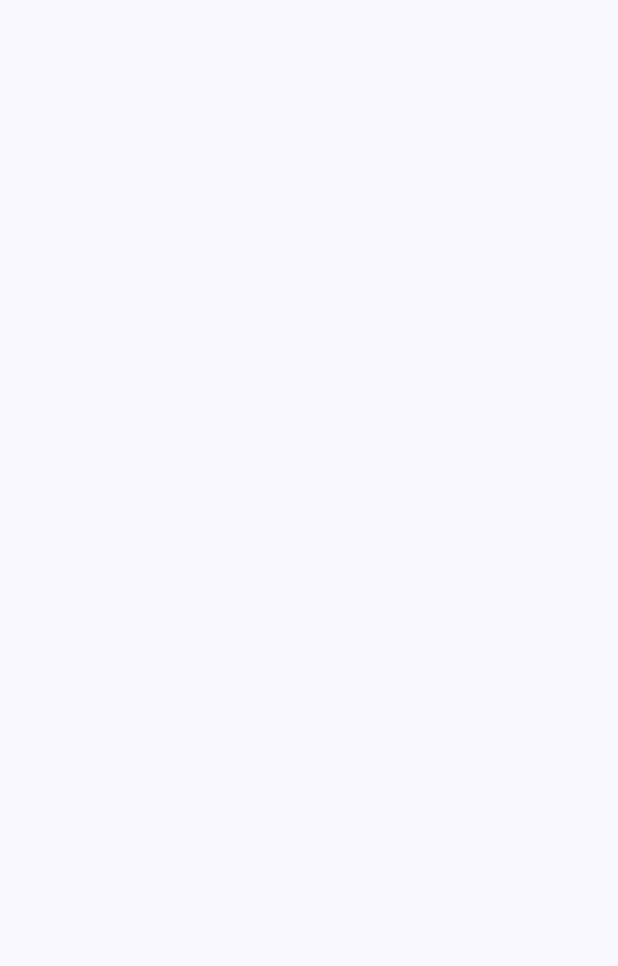
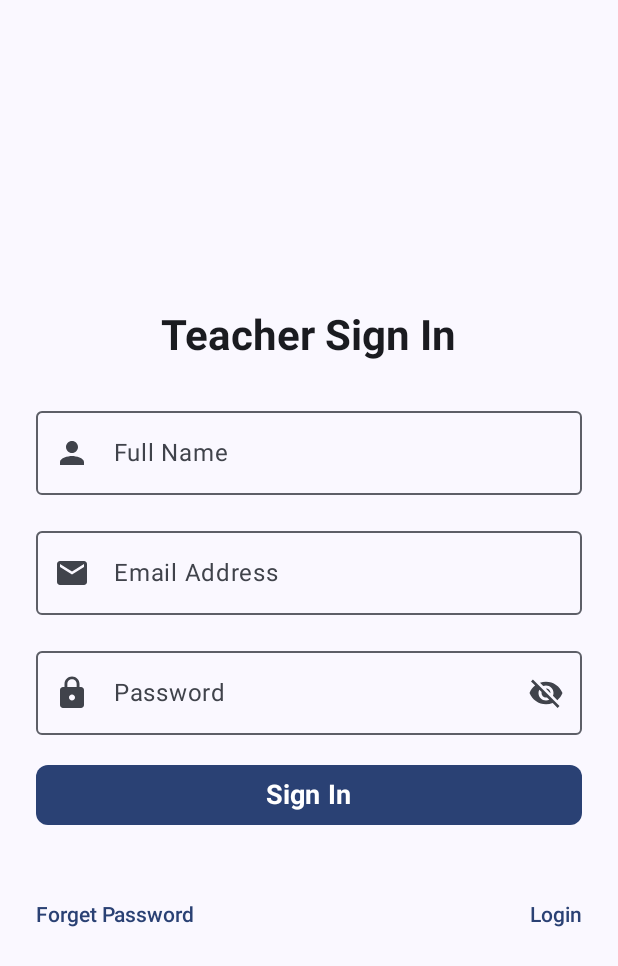
Before and after one commit to Bhargav200004/AttendanceTaker, an Android app built with Jetpack Compose: the screen it shows after launch (MainActivity), on a phone screen of 412 x 824 dp. Before the commit the part shown is empty. Shown: the top 966 px of the screen. Run offline under Robolectric (Android 15) with nearby library versions, the phone set to English and light mode, and no system bars; our stand-ins replace Dagger/Hilt's generated code; libraries missing offline, so code that uses them is left out: io.github.jan.supabase.

Commit message:
feat: signin feature

```diff
--- a/app/build.gradle.kts
+++ b/app/build.gradle.kts
@@ -69,6 +69,7 @@ dependencies {
     implementation(libs.androidx.ui.tooling.preview)
     implementation(libs.androidx.material3)
     implementation(libs.androidx.lifecycle.viewmodel.ktx)
+    implementation(libs.androidx.espresso.core)
     testImplementation(libs.junit)
     androidTestImplementation(libs.androidx.junit)
     androidTestImplementation(libs.androidx.espresso.core)
@@ -102,4 +103,8 @@ dependencies {
 
     //Serialization
     implementation(libs.kotlinx.serialization.json)
+
+
+    //extra icon
+    implementation(libs.androidx.material.icons.extended)
 }
--- a/app/src/main/AndroidManifest.xml
+++ b/app/src/main/AndroidManifest.xml
@@ -5,6 +5,7 @@
     <uses-permission android:name="android.permission.INTERNET" />
 
     <application
+        android:name=".AttendanceTakerApplication"
         android:allowBackup="true"
         android:dataExtractionRules="@xml/data_extraction_rules"
         android:fullBackupContent="@xml/backup_rules"
--- /dev/null
+++ b/app/src/main/java/com/example/attendancetaker/AttendanceTakerApplication.kt
@@ -0,0 +1,7 @@
+package com.example.attendancetaker
+
+import android.app.Application
+import dagger.hilt.android.HiltAndroidApp
+
+@HiltAndroidApp
+class AttendanceTakerApplication : Application()
--- a/app/src/main/java/com/example/attendancetaker/MainActivity.kt
+++ b/app/src/main/java/com/example/attendancetaker/MainActivity.kt
@@ -21,7 +21,9 @@ import androidx.compose.runtime.saveable.rememberSaveable
 import androidx.compose.runtime.setValue
 import androidx.compose.ui.Modifier
 import androidx.compose.ui.unit.dp
+import com.example.attendancetaker.ui.authentication.signIn.SignInScreen
 import com.example.attendancetaker.ui.theme.AttendanceTakerTheme
+import dagger.hilt.android.AndroidEntryPoint
 import io.github.jan.supabase.SupabaseClient
 import io.github.jan.supabase.createSupabaseClient
 import io.github.jan.supabase.postgrest.Postgrest
@@ -30,6 +32,7 @@ import kotlinx.coroutines.Dispatchers
 import kotlinx.coroutines.withContext
 import kotlinx.serialization.Serializable
 
+@AndroidEntryPoint
 class MainActivity : ComponentActivity() {
     override fun onCreate(savedInstanceState: Bundle?) {
         super.onCreate(savedInstanceState)
@@ -37,9 +40,7 @@ class MainActivity : ComponentActivity() {
         setContent {
             AttendanceTakerTheme {
                 Scaffold(modifier = Modifier.fillMaxSize()) { innerPadding ->
-                    Column(modifier = Modifier.padding(innerPadding)) {
-
-                    }
+                    SignInScreen(modifier = Modifier.padding(innerPadding))
                 }
             }
         }
--- /dev/null
+++ b/app/src/main/java/com/example/attendancetaker/domain/authentication/repository/IAuthentication.kt
@@ -0,0 +1,6 @@
+package com.example.attendancetaker.domain.authentication.repository
+
+interface IAuthentication {
+    suspend fun signIn (email: String, password: String): Boolean
+    suspend fun signUp (email: String, password: String): Boolean
+}
--- /dev/null
+++ b/app/src/main/java/com/example/attendancetaker/ui/authentication/signIn/SignInData.kt
@@ -0,0 +1,8 @@
+package com.example.attendancetaker.ui.authentication.signIn
+
+data class SignInData(
+    val name : String = "",
+    val email : String = "",
+    val password : String = "",
+    val passwordVisible : Boolean = false,
+)
--- /dev/null
+++ b/app/src/main/java/com/example/attendancetaker/ui/authentication/signIn/SignInScreen.kt
@@ -0,0 +1,149 @@
+package com.example.attendancetaker.ui.authentication.signIn
+
+import androidx.compose.foundation.clickable
+import androidx.compose.foundation.layout.Arrangement
+import androidx.compose.foundation.layout.Column
+import androidx.compose.foundation.layout.Row
+import androidx.compose.foundation.layout.Spacer
+import androidx.compose.foundation.layout.fillMaxSize
+import androidx.compose.foundation.layout.fillMaxWidth
+import androidx.compose.foundation.layout.height
+import androidx.compose.foundation.layout.padding
+import androidx.compose.foundation.shape.RoundedCornerShape
+import androidx.compose.material.icons.Icons
+import androidx.compose.material.icons.filled.Email
+import androidx.compose.material.icons.filled.Lock
+import androidx.compose.material.icons.filled.Person
+import androidx.compose.material.icons.filled.Visibility
+import androidx.compose.material.icons.filled.VisibilityOff
+import androidx.compose.material3.Button
+import androidx.compose.material3.ButtonDefaults
+import androidx.compose.material3.Icon
+import androidx.compose.material3.IconButton
+import androidx.compose.material3.MaterialTheme
+import androidx.compose.material3.OutlinedTextField
+import androidx.compose.material3.Text
+import androidx.compose.runtime.Composable
+import androidx.compose.runtime.getValue
+import androidx.compose.ui.Alignment
+import androidx.compose.ui.Modifier
+import androidx.compose.ui.text.AnnotatedString
+import androidx.compose.ui.text.TextStyle
+import androidx.compose.ui.text.font.FontWeight
+import androidx.compose.ui.text.input.PasswordVisualTransformation
+import androidx.compose.ui.text.input.VisualTransformation
+import androidx.compose.ui.unit.dp
+import androidx.compose.ui.unit.sp
+import androidx.hilt.navigation.compose.hiltViewModel
+import androidx.lifecycle.compose.collectAsStateWithLifecycle
+
+@Composable
+fun SignInScreen(modifier: Modifier = Modifier) {
+
+    val viewModel: SignInViewModel = hiltViewModel()
+
+    val uiState by viewModel.state.collectAsStateWithLifecycle()
+
+    Column(
+        modifier = modifier
+            .fillMaxSize()
+            .padding(horizontal = 24.dp, vertical = 32.dp),
+        horizontalAlignment = Alignment.CenterHorizontally,
+        verticalArrangement = Arrangement.Center
+    ) {
+        Text(
+            text = "Teacher Sign In",
+            style = MaterialTheme.typography.headlineMedium,
+            fontWeight = FontWeight.Bold,
+            modifier = Modifier.padding(bottom = 24.dp)
+        )
+
+        Column(
+            modifier = Modifier.fillMaxWidth(),
+            verticalArrangement = Arrangement.spacedBy(16.dp)
+        ) {
+            OutlinedTextField(
+                modifier = Modifier.fillMaxWidth(),
+                value = uiState.name,
+                onValueChange = {
+                    viewModel.onEvent(SignInEvent.OnNameChange(it))
+                },
+                label = { Text("Full Name") },
+                leadingIcon = { Icon(Icons.Default.Person, contentDescription = "User Icon") }
+            )
+
+            OutlinedTextField(
+                modifier = Modifier.fillMaxWidth(),
+                value = uiState.email,
+                onValueChange = {
+                    viewModel.onEvent(SignInEvent.OnEmailChange(it))
+                },
+                label = { Text("Email Address") },
+                leadingIcon = { Icon(Icons.Default.Email, contentDescription = "Email Icon") }
+            )
+
+            OutlinedTextField(
+                modifier = Modifier.fillMaxWidth(),
+                value = uiState.password,
+                onValueChange = {
+                    viewModel.onEvent(SignInEvent.OnPasswordChange(it))
+                },
+                label = { Text("Password") },
+                visualTransformation = if (uiState.passwordVisible) VisualTransformation.None else PasswordVisualTransformation(),
+                leadingIcon = { Icon(Icons.Default.Lock, contentDescription = "Password Icon") },
+                trailingIcon = {
+                    IconButton(onClick = {
+                        viewModel.onEvent(SignInEvent.OnPasswordVisibleChange(uiState.passwordVisible))
+                    }) {
+                        Icon(
+                            imageVector = if (uiState.passwordVisible) Icons.Default.Visibility else Icons.Default.VisibilityOff,
+                            contentDescription = if (uiState.passwordVisible) "Hide Password" else "Show Password"
+                        )
+                    }
+                }
+            )
+
+            Button(
+                onClick = {},
+                modifier = Modifier.fillMaxWidth(),
+                shape = RoundedCornerShape(8.dp),
+                colors = ButtonDefaults.buttonColors(containerColor = MaterialTheme.colorScheme.primary)
+            ) {
+                Text(text = "Sign In", fontSize = 18.sp, fontWeight = FontWeight.Bold)
+            }
+
+            Spacer(modifier = Modifier.height(16.dp))
+
+            Row(
+                modifier = Modifier.fillMaxWidth(),
+                horizontalArrangement = Arrangement.SpaceBetween
+            ) {
+                Text(
+                    modifier =  Modifier.
+                    clickable {
+
+                    },
+                    text = AnnotatedString("Forget Password "),
+                    style = TextStyle(
+                        color = MaterialTheme.colorScheme.primary,
+                        fontSize = 14.sp,
+                        fontWeight = FontWeight.Medium
+                    )
+                )
+
+                Text(
+                    modifier =  Modifier.
+                        clickable {
+
+                        },
+                    text = AnnotatedString("Login"),
+                    style = TextStyle(
+                        color = MaterialTheme.colorScheme.primary,
+                        fontSize = 14.sp,
+                        fontWeight = FontWeight.Medium
+                    )
+                )
+            }
+        }
+    }
+}
--- /dev/null
+++ b/app/src/main/java/com/example/attendancetaker/ui/authentication/signIn/SignInViewModel.kt
@@ -0,0 +1,78 @@
+package com.example.attendancetaker.ui.authentication.signIn
+
+
+import androidx.lifecycle.ViewModel
+import androidx.lifecycle.viewModelScope
+import com.example.attendancetaker.repository.AuthenticationImpl
+import dagger.hilt.android.lifecycle.HiltViewModel
+import kotlinx.coroutines.flow.MutableStateFlow
+import kotlinx.coroutines.flow.SharingStarted
+import kotlinx.coroutines.flow.asStateFlow
+import kotlinx.coroutines.flow.stateIn
+import kotlinx.coroutines.flow.update
+import kotlinx.coroutines.launch
+import javax.inject.Inject
+
+@HiltViewModel
+class SignInViewModel @Inject constructor(
+    private val signInAuth : AuthenticationImpl
+)  : ViewModel() {
+
+    private var _state = MutableStateFlow(SignInData())
+    val state = _state.asStateFlow().stateIn(
+        scope = viewModelScope,
+        started = SharingStarted.WhileSubscribed(stopTimeoutMillis = 5000),
+        initialValue = SignInData()
+    )
+
+    fun onEvent(event: SignInEvent) {
+        when(event){
+            is SignInEvent.OnNameChange -> onNameChange(name = event.name)
+            is SignInEvent.OnEmailChange -> onEmailChange(email = event.email)
+            is SignInEvent.OnPasswordChange -> onPasswordChange(password = event.password)
+            is SignInEvent.OnPasswordVisibleChange -> onPasswordVisibilityChange(event.passwordVisibility)
+            SignInEvent.OnSubmitButtonClick -> TODO()
+        }
+    }
+
+    private fun onNameChange (name: String) {
+        viewModelScope.launch {
+            _state.update {state ->
+                state.copy(
+                    name = name
+                )
+            }
+        }
+    }
+
+    private fun onEmailChange (email: String) {
+        viewModelScope.launch {
+            _state.update {state ->
+                state.copy(
+                    email = email
+                )
+            }
+        }
+    }
+
+    private fun onPasswordChange (password: String) {
+        viewModelScope.launch {
+            _state.update { state ->
+                state.copy(
+                    password = password
+                )
+            }
+        }
+    }
+
+    private fun onPasswordVisibilityChange (passwordVisible: Boolean){
+        viewModelScope.launch {
+            _state.update {state ->
+                state.copy(
+                    passwordVisible = !passwordVisible
+                )
+            }
+        }
+    }
+
+}
--- a/gradle.properties
+++ b/gradle.properties
@@ -21,3 +21,4 @@ kotlin.code.style=official
 # resources declared in the library itself and none from the library's dependencies,
 # thereby reducing the size of the R class for that library
 android.nonTransitiveRClass=true
+android.compilerArgs=-Xlint:deprecation
```
Also changed, not shown: app/src/main/java/com/example/attendancetaker/repository/AuthenticationImpl.kt (added, +46 -0 lines), app/src/main/java/com/example/attendancetaker/supabaseclient/SupabaseModule.kt (added, +55 -0 lines), app/src/main/java/com/example/attendancetaker/ui/authentication/signIn/SignInEvent.kt (added, +14 -0 lines), gradle/libs.versions.toml (+6 -4 lines), gradle/wrapper/gradle-wrapper.properties.
